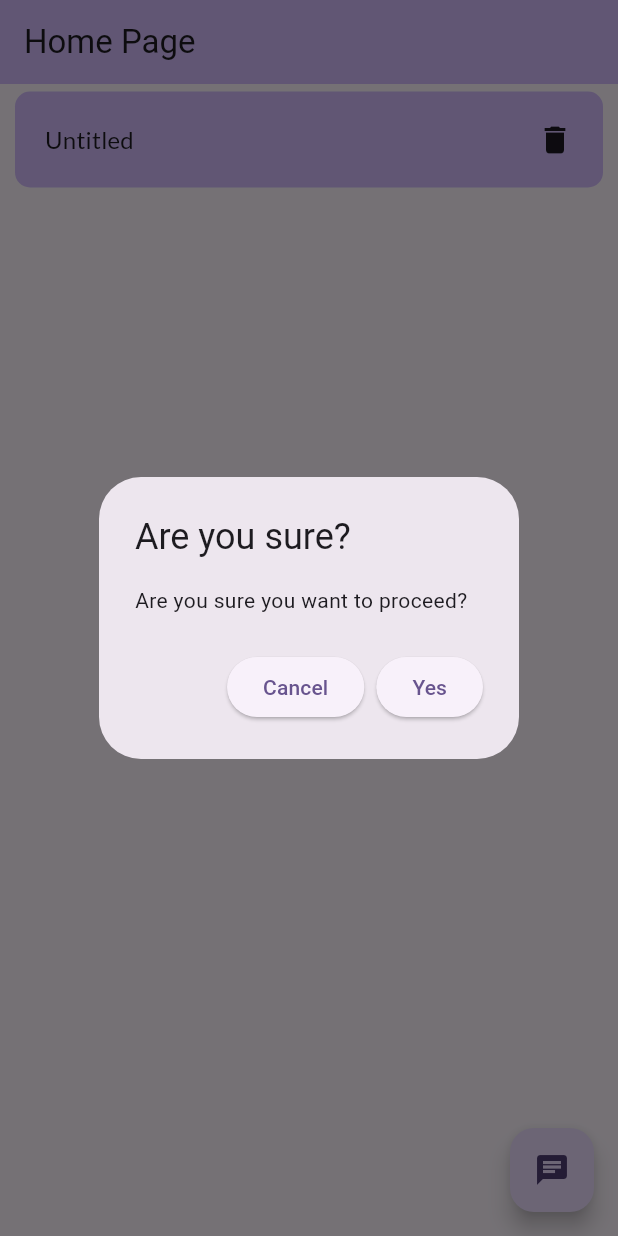
After one commit to shivmsahu/gemini_chat, a Flutter app: the MyHomePage screen opened directly, after a tap on the "chat" icon, after a tap on the "delete" icon, on a phone screen of 412 x 824 dp. The commit adds this screen. Run offline on Flutter 3.47's test engine with Material 3 defaults, Android fonts, the light colour scheme and no system bars; our stand-ins replace flutter_dotenv, flutter_easyloading, flutter_gemini, google_fonts, shared_preferences; accounts and stored records are empty.

Commit message:
Final changed

```diff
--- /dev/null
+++ b/lib/features/home/chat/chat_page.dart
@@ -0,0 +1,137 @@
+import 'package:flutter/material.dart';
+import 'package:flutter_easyloading/flutter_easyloading.dart';
+import 'package:flutter_gemini/flutter_gemini.dart';
+import 'package:google_fonts/google_fonts.dart';
+import 'package:shivam_proj/features/home/chat/widgets/chat_item_widget.dart';
+import 'package:shivam_proj/features/home/chat/widgets/edit_chatroom_dialog.dart';
+import 'package:shivam_proj/features/home/models/chat_model.dart';
+import 'package:shivam_proj/features/home/models/chatroom_model.dart';
+import 'package:shivam_proj/utils/functions.dart';
+import 'package:shivam_proj/utils/prefrence_util.dart';
+
+class ChatPage extends StatefulWidget {
+  final ChatroomModel chatroom;
+
+  const ChatPage({super.key, required this.chatroom});
+
+  @override
+  State<ChatPage> createState() => _ChatPageState();
+}
+
+class _ChatPageState extends State<ChatPage> {
+  late TextEditingController messageController;
+  final gemini = Gemini.instance;
+  late String chatroomName;
+  List<ChatModel> chatList = [];
+
+  @override
+  void initState() {
+    super.initState();
+    messageController = TextEditingController();
+    chatroomName = widget.chatroom.name;
+  }
+
+  @override
+  void dispose() {
+    messageController.dispose();
+    super.dispose();
+  }
+
+  @override
+  Widget build(BuildContext context) {
+    chatList =
+        PreferencesUtil().getChatList(widget.chatroom.id).reversed.toList();
+    return Scaffold(
+        appBar: AppBar(
+          title: GestureDetector(
+            onTap: () async {
+              showDialog(
+                  context: context,
+                  builder: (context) => EditChatroomNameDialog(
+                        chatroom: widget.chatroom,
+                      )).then((value) {
+                setState(() {
+                  chatroomName = value.toString();
+                });
+              });
+            },
+            child: Column(
+              crossAxisAlignment: CrossAxisAlignment.start,
+              children: [
+                const SizedBox(
+                  height: 8,
+                ),
+                Text(
+                  chatroomName,
+                  style: GoogleFonts.lato(
+                      textStyle: Theme.of(context).textTheme.headlineMedium),
+                ),
+                Text(
+                  formatDate(DateTime.parse(widget.chatroom.id)),
+                  style: GoogleFonts.lato(
+                      textStyle: Theme.of(context).textTheme.titleSmall),
+                ),
+                const SizedBox(
+                  height: 8,
+                ),
+              ],
+            ),
+          ),
+        ),
+        body: Column(
+          children: [
+            Expanded(
+              child: ListView.builder(
+                  itemCount: chatList.length,
+                  reverse: true,
+                  itemBuilder: (_, index) {
+                    return ChatItemWidget(chatItem: chatList[index]);
+                  }),
+            ),
+            Padding(
+              padding: const EdgeInsets.all(10),
+              child: TextField(
+                controller: messageController,
+                onSubmitted: (_) {
+                  sendMessage();
+                },
+                decoration: InputDecoration(
+                  border: const OutlineInputBorder(),
+                  labelText: 'Ask something',
+                  suffixIcon: IconButton(
+                    icon: const Icon(Icons.send),
+                    onPressed: sendMessage,
+                  ),
+                ),
+              ),
+            )
+          ],
+        ));
+  }
+
+  void sendMessage() {
+    EasyLoading.show(maskType: EasyLoadingMaskType.black);
+    saveLocally(messageController.text, Sender.user);
+    gemini.text(messageController.text).then((value) {
+      saveLocally(value?.content?.parts?.last.text ?? '', Sender.bot);
+      EasyLoading.dismiss();
+      setState(() {});
+    }).catchError((e) {
+      const message = 'Something went wrong';
+      saveLocally(message, Sender.bot);
+      EasyLoading.dismiss();
+      EasyLoading.showToast(message);
+      setState(() {});
+    });
+    messageController.clear();
+  }
+
+  void saveLocally(String message, Sender sender) {
+    PreferencesUtil().addToChatList(
+        ChatModel(
+            timeStamp: DateTime.now().toString(),
+            message: message,
+            sender: sender),
+        widget.chatroom.id);
+  }
+}
--- /dev/null
+++ b/lib/features/home/home_page.dart
@@ -0,0 +1,108 @@
+import 'package:flutter/material.dart';
+import 'package:google_fonts/google_fonts.dart';
+import 'package:shivam_proj/features/home/chat/chat_page.dart';
+import 'package:shivam_proj/features/home/models/chatroom_model.dart';
+import 'package:shivam_proj/features/home/widgets/are_you_sure_dialog.dart';
+import 'package:shivam_proj/utils/prefrence_util.dart';
+
+class MyHomePage extends StatefulWidget {
+  const MyHomePage({super.key, required this.title});
+
+  final String title;
+
+  @override
+  State<MyHomePage> createState() => _MyHomePageState();
+}
+
+class _MyHomePageState extends State<MyHomePage> {
+  @override
+  Widget build(BuildContext context) {
+    final chatRoomList = PreferencesUtil().getChatRoomList();
+    return Scaffold(
+      appBar: AppBar(
+        backgroundColor: Theme.of(context).colorScheme.inversePrimary,
+        title: Text(widget.title),
+      ),
+      body: Center(
+        child: chatRoomList.isNotEmpty
+            ? ListView.builder(
+                itemCount: chatRoomList.length,
+                itemBuilder: (_, index) => GestureDetector(
+                  onTap: () {
+                    Navigator.of(context)
+                        .push(MaterialPageRoute(
+                            builder: (context) => ChatPage(
+                                  chatroom: chatRoomList[index],
+                                )))
+                        .then((value) {
+                      setState(() {});
+                    });
+                  },
+                  child: Container(
+                    padding: const EdgeInsets.all(20),
+                    margin:
+                        const EdgeInsets.symmetric(horizontal: 10, vertical: 5),
+                    decoration: BoxDecoration(
+                      color: Theme.of(context).colorScheme.inversePrimary,
+                      borderRadius: BorderRadius.circular(10),
+                    ),
+                    child: Row(
+                      children: [
+                        Expanded(
+                          child: Text(
+                            chatRoomList[index].name,
+                            style: GoogleFonts.lato(
+                              textStyle:
+                                  Theme.of(context).textTheme.titleMedium,
+                            ),
+                          ),
+                        ),
+                        GestureDetector(
+                            onTap: () {
+                              showDialog(
+                                context: context,
+                                builder: (BuildContext context) {
+                                  return AreYouSureDialog(
+                                    message:
+                                        'Are you sure you want to proceed?',
+                                    onConfirm: () {
+                                      PreferencesUtil().removeChatRoomList(
+                                          chatRoomList[index].id);
+                                    },
+                                  );
+                                },
+                              ).then((value) {
+                                setState(() {});
+                              });
+                            },
+                            child: const Icon(Icons.delete)),
+                      ],
+                    ),
+                  ),
+                ),
+              )
+            : Text(
+                'Click on floating button to initiate a new chat',
+                style: GoogleFonts.lato(
+                    textStyle: Theme.of(context).textTheme.titleMedium),
+              ),
+      ),
+      floatingActionButton: FloatingActionButton(
+        onPressed: () {
+          final chatRoom =
+              ChatroomModel(id: DateTime.now().toString(), name: 'Untitled');
+          PreferencesUtil().addEditChatRoomList(chatRoom);
+          Navigator.of(context)
+              .push(MaterialPageRoute(
+                  builder: (context) => ChatPage(
+                        chatroom: chatRoom,
+                      )))
+              .then((value) {
+            setState(() {});
+          });
+        },
+        child: const Icon(Icons.chat),
+      ),
+    );
+  }
+}
--- /dev/null
+++ b/lib/features/home/models/chat_model.dart
@@ -0,0 +1,42 @@
+import 'dart:convert';
+
+class ChatModel {
+  final String timeStamp;
+  final String message;
+  final Sender sender;
+
+  const ChatModel(
+      {required this.timeStamp, required this.message, required this.sender});
+
+  copyWith({String? message}) {
+    return ChatModel(
+      timeStamp: timeStamp,
+      message: message ?? this.message,
+      sender: sender,
+    );
+  }
+
+  toJson() {
+    return {
+      'timeStamp': timeStamp,
+      'message': message,
+      'sender': sender == Sender.bot ? 'bot' : 'user'
+    };
+  }
+
+  factory ChatModel.fromJson(Map<String, dynamic> json) {
+    return ChatModel(
+      timeStamp: json['timeStamp'],
+      message: json['message'],
+      sender: json['sender'] == 'bot' ? Sender.bot : Sender.user,
+    );
+  }
+
+  factory ChatModel.fromJsonString(String json) {
+    return ChatModel.fromJson(jsonDecode(json));
+  }
+
+  String toJsonString() => jsonEncode(toJson());
+}
+
+enum Sender { user, bot }
--- /dev/null
+++ b/lib/features/home/models/chatroom_model.dart
@@ -0,0 +1,32 @@
+import 'dart:convert';
+
+class ChatroomModel {
+  final String id;
+  final String name;
+
+  const ChatroomModel({required this.id, required this.name});
+
+  copyWith({String? name}) {
+    return ChatroomModel(
+      id: id,
+      name: name ?? this.name,
+    );
+  }
+
+  toJson() {
+    return {'id': id, 'name': name};
+  }
+
+  factory ChatroomModel.fromJson(Map<String, dynamic> json) {
+    return ChatroomModel(
+      id: json['id'],
+      name: json['name'],
+    );
+  }
+
+  factory ChatroomModel.fromJsonString(String json) {
+    return ChatroomModel.fromJson(jsonDecode(json));
+  }
+
+  String toJsonString() => jsonEncode(toJson());
+}
--- /dev/null
+++ b/lib/features/home/widgets/are_you_sure_dialog.dart
@@ -0,0 +1,32 @@
+import 'package:flutter/material.dart';
+
+class AreYouSureDialog extends StatelessWidget {
+  final String message;
+  final Function onConfirm;
+
+  const AreYouSureDialog(
+      {super.key, required this.message, required this.onConfirm});
+
+  @override
+  Widget build(BuildContext context) {
+    return AlertDialog(
+      title: const Text('Are you sure?'),
+      content: Text(message),
+      actions: <Widget>[
+        ElevatedButton(
+          onPressed: () {
+            Navigator.of(context).pop();
+          },
+          child: const Text('Cancel'),
+        ),
+        ElevatedButton(
+          onPressed: () {
+            onConfirm();
+            Navigator.of(context).pop();
+          },
+          child: const Text('Yes'),
+        ),
+      ],
+    );
+  }
+}
--- /dev/null
+++ b/lib/utils/functions.dart
@@ -0,0 +1,7 @@
+import 'package:intl/intl.dart';
+
+String formatDate(DateTime date) {
+  String formattedDate = DateFormat('dd MMM yyyy HH:mm').format(date);
+
+  return formattedDate;
+}
--- a/lib/utils/prefrence_util.dart
+++ b/lib/utils/prefrence_util.dart
@@ -1,7 +1,9 @@
 import 'package:shared_preferences/shared_preferences.dart';
+import 'package:shivam_proj/features/home/models/chat_model.dart';
+import 'package:shivam_proj/features/home/models/chatroom_model.dart';
 
 class PreferencesUtil {
-  SharedPreferences? _preferences;
+  late SharedPreferences _preferences;
 
   static final PreferencesUtil _instance = PreferencesUtil._();
 
@@ -13,6 +15,48 @@ class PreferencesUtil {
 
   /// call this method one time to initialize Shared-preferences before using it
   Future<void> init() async {
-    _preferences ??= await SharedPreferences.getInstance();
+    _preferences = await SharedPreferences.getInstance();
+  }
+
+  SharedPreferences get instance => _preferences;
+
+  Future<bool> addEditChatRoomList(ChatroomModel chatroom) async {
+    final chatroomList = getChatRoomList();
+    final existingIndex =
+        chatroomList.indexWhere((element) => element.id == chatroom.id);
+    if (existingIndex != -1) {
+      chatroomList[existingIndex] = chatroom;
+    } else {
+      chatroomList.add(chatroom);
+    }
+    return _preferences.setStringList(
+        'chatRoomList', chatroomList.map((e) => e.toJsonString()).toList());
+  }
+
+  List<ChatroomModel> getChatRoomList() {
+    final chatRoomList = _preferences.getStringList('chatRoomList');
+    if (chatRoomList == null) return [];
+    return chatRoomList.map((e) => ChatroomModel.fromJsonString(e)).toList();
+  }
+
+  Future<bool> addToChatList(ChatModel chat, String id) async {
+    final chatList = getChatList(id);
+    chatList.add(chat);
+    return _preferences.setStringList(
+        id, chatList.map((e) => e.toJsonString()).toList());
+  }
+
+  List<ChatModel> getChatList(String id) {
+    final chatList = _preferences.getStringList(id);
+    if (chatList == null) return [];
+    return chatList.map((e) => ChatModel.fromJsonString(e)).toList();
+  }
+
+  Future<bool> removeChatRoomList(String id) {
+    _preferences.remove(id);
+    final chatroomList = getChatRoomList();
+    chatroomList.removeWhere((element) => element.id == id);
+    return _preferences.setStringList(
+        'chatRoomList', chatroomList.map((e) => e.toJsonString()).toList());
   }
 }
--- a/pubspec.yaml
+++ b/pubspec.yaml
@@ -39,6 +39,8 @@ dependencies:
   flutter_gemini: ^2.0.4
   shared_preferences: ^2.2.3
   flutter_easyloading: ^3.0.5
+  google_fonts: ^4.0.3
+  intl: ^0.17.0
 
 dev_dependencies:
   flutter_test:
```
Also changed, not shown: lib/features/home/chat/widgets/chat_item_widget.dart (added, +57 -0 lines), lib/features/home/chat/widgets/edit_chatroom_dialog.dart (added, +61 -0 lines), lib/main.dart (+3 -35 lines), pubspec.lock, 1 other file.
